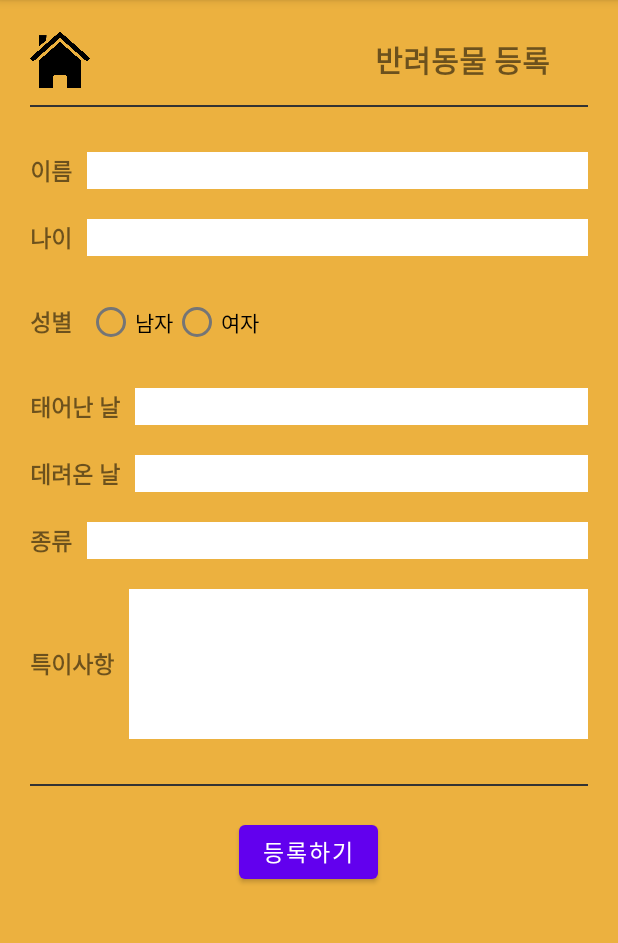
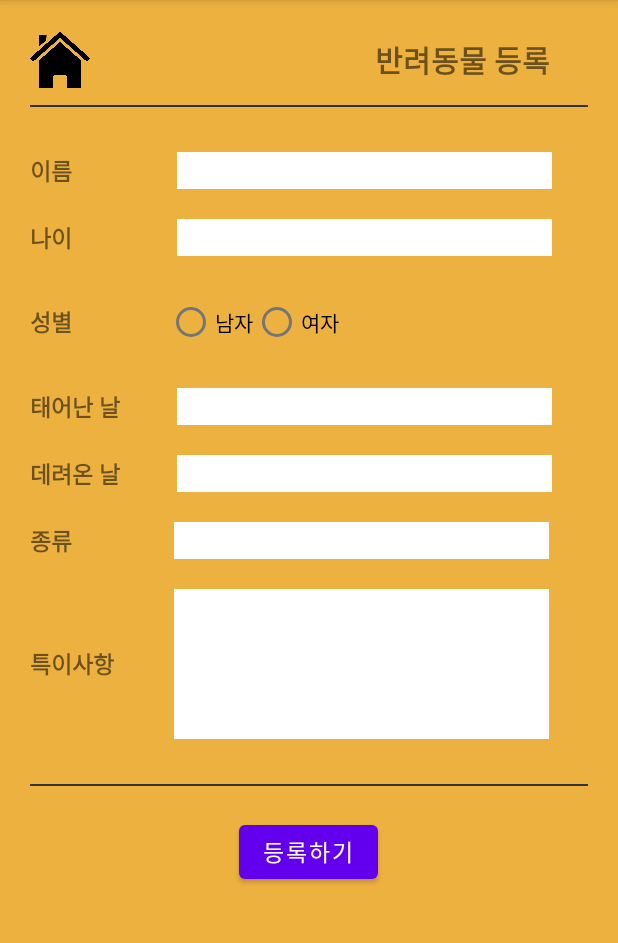
Before and after one commit to dana0221/emirim_Project_PetDiary, an Android app: the Add screen opened directly, with no data from a screen before it, on a phone screen of 412 x 824 dp, the part 84-1027 px from its top. Run offline under Robolectric (Android 15) with nearby library versions, the phone set to English and light mode, and no system bars.

Commit message:
Edit activity_add Commit

```diff
--- a/app/src/main/res/layout/activity_add.xml
+++ b/app/src/main/res/layout/activity_add.xml
@@ -56,10 +56,11 @@
 
         <EditText
             android:id="@+id/edit_name"
-            android:layout_width="match_parent"
+            android:layout_width="250dp"
             android:layout_height="wrap_content"
             android:inputType="text"
-            android:background="#ffffff"/>
+            android:background="#ffffff"
+            android:layout_marginLeft="60dp"/>
     </LinearLayout>
 
     <LinearLayout
@@ -79,10 +80,11 @@
 
         <EditText
             android:id="@+id/edit_age"
-            android:layout_width="match_parent"
+            android:layout_width="250dp"
             android:layout_height="wrap_content"
             android:inputType="number"
-            android:background="#ffffff"/>
+            android:background="#ffffff"
+            android:layout_marginLeft="60dp"/>
     </LinearLayout>
 
     <LinearLayout
@@ -104,7 +106,8 @@
             android:id="@+id/rg_gender"
             android:layout_width="match_parent"
             android:layout_height="wrap_content"
-            android:orientation="horizontal">
+            android:orientation="horizontal"
+            android:layout_marginLeft="53dp">
 
             <RadioButton
                 android:layout_width="wrap_content"
@@ -136,10 +139,11 @@
 
         <EditText
             android:id="@+id/edit_birthday"
-            android:layout_width="match_parent"
+            android:layout_width="250dp"
             android:layout_height="wrap_content"
             android:inputType="number"
-            android:background="#ffffff"/>
+            android:background="#ffffff"
+            android:layout_marginLeft="28dp"/>
     </LinearLayout>
 
     <LinearLayout
@@ -159,10 +163,11 @@
 
         <EditText
             android:id="@+id/edit_adoptionday"
-            android:layout_width="match_parent"
+            android:layout_width="250dp"
             android:layout_height="wrap_content"
             android:inputType="number"
-            android:background="#ffffff"/>
+            android:background="#ffffff"
+            android:layout_marginLeft="28dp"/>
     </LinearLayout>
 
     <LinearLayout
@@ -182,10 +187,11 @@
 
         <EditText
             android:id="@+id/edit_species"
-            android:layout_width="match_parent"
+            android:layout_width="250dp"
             android:layout_height="wrap_content"
             android:inputType="text"
-            android:background="#ffffff"/>
+            android:background="#ffffff"
+            android:layout_marginLeft="58dp"/>
     </LinearLayout>
 
     <LinearLayout
@@ -205,10 +211,11 @@
 
         <EditText
             android:id="@+id/edit_uniqueness"
-            android:layout_width="match_parent"
+            android:layout_width="250dp"
             android:layout_height="100dp"
             android:inputType="text"
-            android:background="#ffffff"/>
+            android:background="#ffffff"
+            android:layout_marginLeft="30dp"/>
     </LinearLayout>
 
     <View
```
